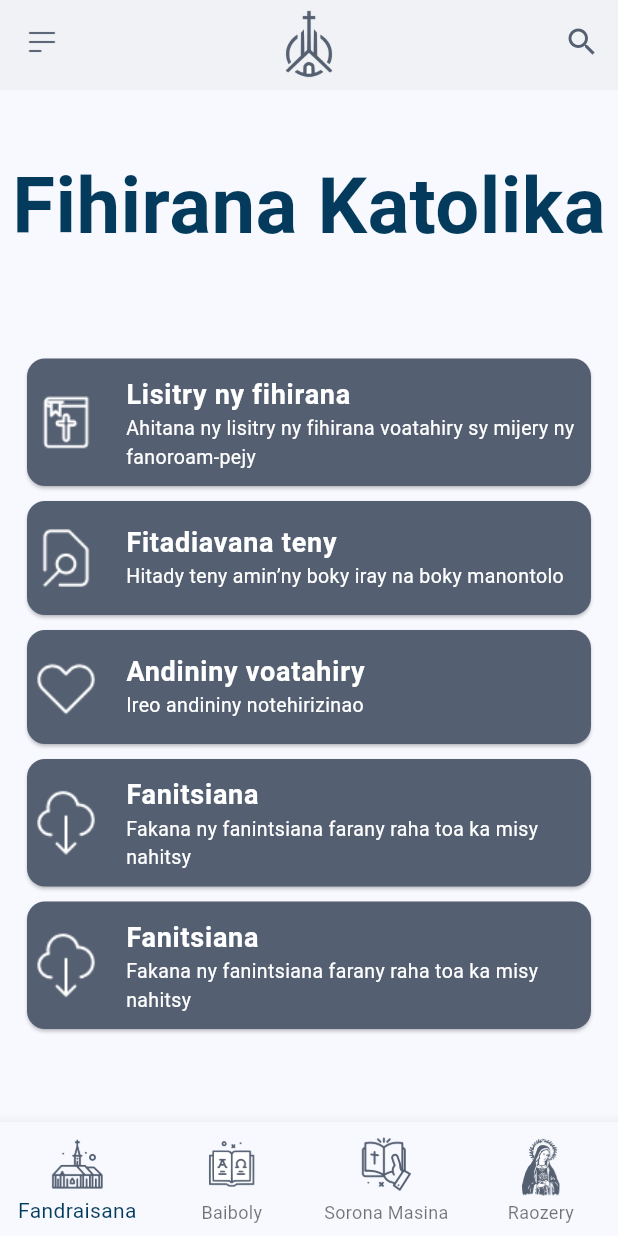
After one commit to DTC-Formation/personal-project-rakparfait90, a Flutter app: the FihiranaKatolika screen opened by its route, on a phone screen of 412 x 824 dp. The commit adds this screen. Run offline on Flutter 3.47's test engine with Material 3 defaults, Android fonts, the phone set to English and light mode, and no system bars; our stand-ins replace sqflite, youtube_player_flutter; accounts and stored records are empty.

Commit message:
divers modif

```diff
--- a/katolika/lib/controller/database_helper.dart
+++ b/katolika/lib/controller/database_helper.dart
@@ -14,8 +14,8 @@ class DatabaseHelper {
   }
 
   Future<Database> _initDatabase() async {
-    String path = join(await getDatabasesPath(), 'baiboly.db');
-    ByteData data = await rootBundle.load(join('assets', 'baiboly.db'));
+    String path = join(await getDatabasesPath(), 'katolika.db');
+    ByteData data = await rootBundle.load(join('assets', 'katolika.db'));
     List<int> bytes = data.buffer.asUint8List();
     await File(path).writeAsBytes(bytes, flush: true);
 
@@ -129,10 +129,10 @@ class DatabaseHelper {
     List<Map<String, dynamic>> bokyResults = await db.rawQuery(
       'SELECT tBoky.boky AS bookName, tBoky.id, tBoky.testamenta, tBoky.toko, tToko.fintina, tAndininy.andininy, tAndininy.votoatiny '
       'FROM tBoky '
-      'LEFT JOIN tToko ON tBoky.id = tToko.boky '
-      'LEFT JOIN tAndininy ON tBoky.id = tAndininy.boky '
+      'INNER JOIN tToko ON tBoky.id = tToko.boky '
+      'INNER JOIN tAndininy ON tBoky.id = tAndininy.boky '
       'WHERE tBoky.boky LIKE ? OR tToko.fintina LIKE ? OR tAndininy.votoatiny LIKE ? '
-      'ORDER BY tBoky.id ASC LIMIT 10 OFFSET 0',
+      'ORDER BY tBoky.id ASC LIMIT 30 OFFSET 0',
       ['%$searchTerm%', '%$searchTerm%', '%$searchTerm%'],
     );
 
--- a/katolika/lib/main.dart
+++ b/katolika/lib/main.dart
@@ -4,7 +4,10 @@ import 'package:katolika/view/page/baiboly/baiboly.dart';
 import 'package:katolika/view/page/baiboly/famakiana.dart';
 import 'package:katolika/view/page/baiboly/testamenta_taloha.dart';
 import 'package:katolika/view/page/baiboly/testamenta_vaovao.dart';
+import 'package:katolika/view/page/fihirana/fihirana.dart';
 import 'package:katolika/view/page/homepage.dart';
+import 'package:katolika/view/page/raozery/raozery.dart';
+import 'package:katolika/view/page/soronamasina/soronamasina.dart';
 
 void main() {
   runApp(const MyApp());
@@ -28,12 +31,12 @@ class MyApp extends StatelessWidget {
       initialRoute: '/',
       routes: {
         '/baiboly': (context) => const Baiboly(),
-        // '/soronamasina': (context) => const SoronaMasina(),
-        // '/raozery': (context) => const Raozery(),
-        // '/fihirana': (context) => const Fihirana(),
         '/testaloha': (context) => const TestamentaTaloha(),
         '/tesvaovao': (context) => const TestamentaVaovao(),
         '/famakiana': (context) => const FamakianaManokana(),
+        '/soronaMasina': (context) => const SoronaMasina(),
+        '/raozery': (context) => const RaozeryMasina(),
+        '/fihirana': (context) => const FihiranaKatolika(),
       },
       home: const MyHomePage(),
     );
--- a/katolika/lib/view/bottomnavigation.dart
+++ b/katolika/lib/view/bottomnavigation.dart
@@ -4,8 +4,8 @@ import 'package:katolika/model/color.dart';
 enum BottomNavigationItems {
   fandraisana,
   baiboly,
-  rozery,
-  soronaMasina;
+  soronaMasina,
+  raozery;
 
   String get routeName => name == 'fandraisana' ? '/' : '/$name';
 }
@@ -22,7 +22,7 @@ class _BottomNavigationState extends State<BottomNavigation> {
 
   @override
   Widget build(BuildContext context) {
-    const List<BottomNavigationItems> items = BottomNavigationItems.values;
+    // const List<BottomNavigationItems> items = BottomNavigationItems.values;
     return BottomNavigationBar(
       type: BottomNavigationBarType.fixed,
       selectedItemColor: tealBlue,
@@ -54,7 +54,7 @@ class _BottomNavigationState extends State<BottomNavigation> {
         buildBottomNavigationBarItem(
           icon: 'assets/images/icons/rozery.png',
           label: 'Raozery',
-          item: BottomNavigationItems.rozery,
+          item: BottomNavigationItems.raozery,
         ),
       ],
     );
--- a/katolika/lib/view/drawer.dart
+++ b/katolika/lib/view/drawer.dart
@@ -48,7 +48,7 @@ class _SideBarDrawerState extends State<SideBarDrawer> {
                       height: 30,
                     ),
                     title: const Text("Fihirana Katolika"),
-                    onTap: () => Navigator.pop(context),
+                    onTap: () => Navigator.of(context).pushNamed('/fihirana'),
                   ),
                   ListTile(
                     leading: Image.asset(
--- /dev/null
+++ b/katolika/lib/view/page/fihirana/fihirana.dart
@@ -0,0 +1,166 @@
+import 'package:flutter/material.dart';
+import 'package:katolika/model/color.dart';
+import 'package:katolika/view/appbar.dart';
+import 'package:katolika/view/bottomnavigation.dart';
+import 'package:katolika/view/drawer.dart';
+
+class FihiranaKatolika extends StatelessWidget {
+  const FihiranaKatolika({super.key});
+
+  @override
+  Widget build(BuildContext context) {
+    // var size = MediaQuery.of(context).size;
+    return Scaffold(
+      appBar: const HeaderBar(),
+      body: Column(
+        children: [
+          const Padding(
+            padding: EdgeInsets.only(top: 40.0, bottom: 60.0),
+            child: Text(
+              "Fihirana Katolika",
+              style: TextStyle(
+                color: tealBlue,
+                fontSize: 52,
+                fontWeight: FontWeight.bold,
+              ),
+            ),
+          ),
+
+          //Lisitry ny fihirana
+          Card(
+            margin: const EdgeInsets.fromLTRB(18, 5, 18, 5),
+            color: primary,
+            child: ListTile(
+              contentPadding: const EdgeInsets.all(2),
+              leading:
+                  Image.asset('assets/images/icons/famakiana.png', height: 48),
+              title: const Text(
+                "Lisitry ny fihirana",
+                style: TextStyle(
+                  color: Colors.white,
+                  fontSize: 18,
+                  fontWeight: FontWeight.bold,
+                ),
+              ),
+              subtitle: const Text(
+                "Ahitana ny lisitry ny fihirana voatahiry sy mijery ny fanoroam-pejy",
+                style: TextStyle(color: Colors.white, fontSize: 13),
+              ),
+              onTap: () {
+                Navigator.pushNamed(context, '/flisitra');
+              },
+            ),
+          ),
+          //Fitadiavana
+          Card(
+            margin: const EdgeInsets.fromLTRB(18, 5, 18, 5),
+            color: primary,
+            child: ListTile(
+              contentPadding: const EdgeInsets.all(2),
+              leading: Image.asset('assets/images/icons/fitadiavana.png',
+                  height: 48),
+              title: const Text(
+                "Fitadiavana teny",
+                style: TextStyle(
+                  color: Colors.white,
+                  fontSize: 18,
+                  fontWeight: FontWeight.bold,
+                ),
+              ),
+              subtitle: const Text(
+                "Hitady teny amin’ny boky iray na boky manontolo",
+                style: TextStyle(color: Colors.white, fontSize: 13),
+              ),
+              onTap: () {
+                // Naviguer vers la page de recherche
+                // Navigator.push(
+                //   context,
+                //   MaterialPageRoute(
+                //       builder: (context) => const RecherchePage()),
+                // );
+              },
+            ),
+          ),
+          //Salamo
+          Card(
+            margin: const EdgeInsets.fromLTRB(18, 5, 18, 5),
+            color: primary,
+            child: ListTile(
+              contentPadding: const EdgeInsets.all(2),
+              leading:
+                  Image.asset('assets/images/icons/voatahiry.png', height: 48),
+              title: const Text(
+                "Andininy voatahiry",
+                style: TextStyle(
+                  color: Colors.white,
+                  fontSize: 18,
+                  fontWeight: FontWeight.bold,
+                ),
+              ),
+              subtitle: const Text(
+                "Ireo andininy notehirizinao",
+                style: TextStyle(color: Colors.white, fontSize: 13),
+              ),
+              onTap: () {
+                Navigator.pushNamed(context, '/voatahiry');
+              },
+            ),
+          ),
+          //Sokajy rehetra
+          Card(
+            margin: const EdgeInsets.fromLTRB(18, 5, 18, 5),
+            color: primary,
+            child: ListTile(
+              contentPadding: const EdgeInsets.all(2),
+              leading:
+                  Image.asset('assets/images/icons/fanitsiana.png', height: 48),
+              title: const Text(
+                "Fanitsiana",
+                style: TextStyle(
+                  color: Colors.white,
+                  fontSize: 18,
+                  fontWeight: FontWeight.bold,
+                ),
+              ),
+              subtitle: const Text(
+                "Fakana ny fanintsiana farany raha toa ka misy nahitsy",
+                style: TextStyle(color: Colors.white, fontSize: 13),
+              ),
+              onTap: () {
+                Navigator.pushNamed(context, '/fanitsiana');
+              },
+            ),
+          ),
+          //Ireo hira notehirizinao
+          Card(
+            margin: const EdgeInsets.fromLTRB(18, 5, 18, 5),
+            color: primary,
+            child: ListTile(
+              contentPadding: const EdgeInsets.all(2),
+              leading:
+                  Image.asset('assets/images/icons/fanitsiana.png', height: 48),
+              title: const Text(
+                "Fanitsiana",
+                style: TextStyle(
+                  color: Colors.white,
+                  fontSize: 18,
+                  fontWeight: FontWeight.bold,
+                ),
+              ),
+              subtitle: const Text(
+                "Fakana ny fanintsiana farany raha toa ka misy nahitsy",
+                style: TextStyle(color: Colors.white, fontSize: 13),
+              ),
+              onTap: () {
+                Navigator.pushNamed(context, '/fanitsiana');
+              },
+            ),
+          ),
+        ],
+      ),
+      bottomNavigationBar: const BottomNavigation(),
+      //Navbar
+      drawer: const SideBarDrawer(),
+    );
+  }
+}
```
Also changed, not shown: katolika/lib/view/page/baiboly/baiboly.dart (+10 -9 lines), katolika/lib/view/page/raozery/raozery.dart (added, +34 -0 lines), katolika/lib/view/page/recherchepage.dart (+61 -8 lines), katolika/lib/view/page/soronamasina/soronamasina.dart (added, +34 -0 lines), katolika/lib/model/color.dart (line endings or trailing spaces), katolika/lib/view/page/baiboly/testamenta_taloha.dart (line endings or trailing spaces), katolika/lib/view/page/baiboly/testamenta_vaovao.dart (line endings or trailing spaces).
